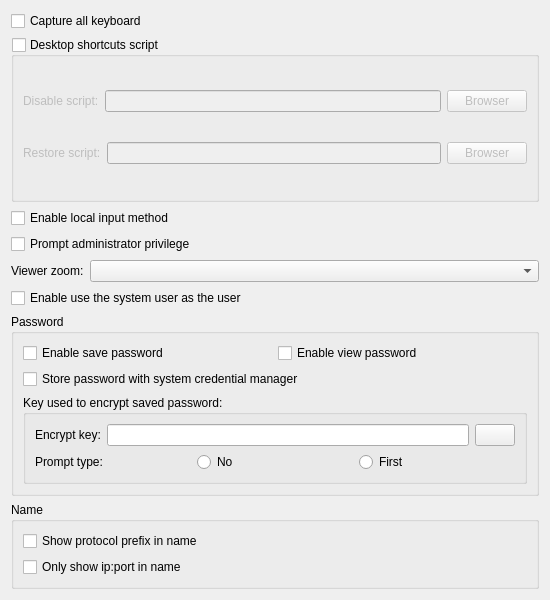
KangLin/RabbitRemoteControl, file Src/ParameterCompone/ParameterPluginUI.ui: the form before one commit.
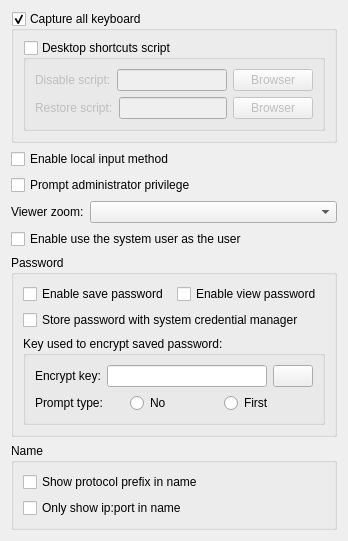
The form after the commit. Icons and pictures are not drawn.

Commit message: Plugin: modify parameter ui to remove sizepolicy

```diff
--- a/Src/ParameterCompone/ParameterPluginUI.ui
+++ b/Src/ParameterCompone/ParameterPluginUI.ui
@@ -2,179 +2,38 @@
 <ui version="4.0">
  <class>CParameterPluginUI</class>
  <widget class="QWidget" name="CParameterPluginUI">
-  <property name="geometry">
-   <rect>
-    <x>0</x>
-    <y>0</y>
-    <width>550</width>
-    <height>600</height>
-   </rect>
+  <property name="sizePolicy">
+   <sizepolicy hsizetype="Preferred" vsizetype="Expanding">
+    <horstretch>0</horstretch>
+    <verstretch>0</verstretch>
+   </sizepolicy>
   </property>
   <property name="windowTitle">
    <string>Plugin</string>
   </property>
   <layout class="QGridLayout" name="gridLayout">
+   <item row="1" column="0">
+    <widget class="QCheckBox" name="cbEnableLocalInputMethod">
+     <property name="text">
+      <string>Enable local input method</string>
+     </property>
+    </widget>
+   </item>
    <item row="4" column="0">
-    <layout class="QHBoxLayout" name="horizontalLayout">
-     <item>
-      <widget class="QLabel" name="label">
-       <property name="sizePolicy">
-        <sizepolicy hsizetype="Preferred" vsizetype="Preferred">
-         <horstretch>0</horstretch>
-         <verstretch>0</verstretch>
-        </sizepolicy>
-       </property>
-       <property name="text">
-        <string>Viewer zoom:</string>
-       </property>
-      </widget>
-     </item>
-     <item>
-      <widget class="QComboBox" name="cbViewZoom">
-       <property name="sizePolicy">
-        <sizepolicy hsizetype="Expanding" vsizetype="Fixed">
-         <horstretch>0</horstretch>
-         <verstretch>0</verstretch>
-        </sizepolicy>
-       </property>
-      </widget>
-     </item>
-    </layout>
-   </item>
-   <item row="5" column="0">
     <widget class="QCheckBox" name="cbEnableUserName">
      <property name="text">
       <string>Enable use the system user as the user</string>
      </property>
     </widget>
    </item>
-   <item row="0" column="0">
-    <widget class="QCheckBox" name="cbCaptureAllKeyboard">
-     <property name="text">
-      <string>Capture all keyboard</string>
-     </property>
-    </widget>
-   </item>
-   <item row="8" column="0">
-    <widget class="QGroupBox" name="groupBox_2">
-     <property name="sizePolicy">
-      <sizepolicy hsizetype="Preferred" vsizetype="Fixed">
-       <horstretch>0</horstretch>
-       <verstretch>0</verstretch>
-      </sizepolicy>
-     </property>
-     <property name="title">
-      <string>Name</string>
-     </property>
-     <layout class="QGridLayout" name="gridLayout_4">
-      <item row="0" column="0">
-       <widget class="QCheckBox" name="cbShowPrefix">
-        <property name="text">
-         <string>Show protocol prefix in name</string>
-        </property>
-       </widget>
-      </item>
-      <item row="1" column="0">
-       <widget class="QCheckBox" name="cbShowIPPort">
-        <property name="text">
-         <string>Only show ip:port in name</string>
-        </property>
-       </widget>
-      </item>
-     </layout>
-    </widget>
-   </item>
-   <item row="2" column="0">
-    <widget class="QCheckBox" name="cbEnableLocalInputMethod">
-     <property name="text">
-      <string>Enable local input method</string>
-     </property>
-    </widget>
-   </item>
-   <item row="1" column="0">
-    <widget class="QGroupBox" name="gpDesktopShortcutsSctipt">
-     <property name="title">
-      <string>Desktop shortcuts script</string>
-     </property>
-     <property name="checkable">
-      <bool>true</bool>
-     </property>
-     <property name="checked">
-      <bool>false</bool>
-     </property>
-     <layout class="QGridLayout" name="gridLayout_5">
-      <item row="0" column="0">
-       <layout class="QHBoxLayout" name="horizontalLayout_4">
-        <item>
-         <widget class="QLabel" name="label_4">
-          <property name="text">
-           <string>Disable script:</string>
-          </property>
-         </widget>
-        </item>
-        <item>
-         <widget class="QLineEdit" name="leDesktopShortcutsDisableScript"/>
-        </item>
-        <item>
-         <widget class="QPushButton" name="pbDesktopShortcutsDisable">
-          <property name="text">
-           <string>Browser</string>
-          </property>
-         </widget>
-        </item>
-       </layout>
-      </item>
-      <item row="1" column="0">
-       <layout class="QHBoxLayout" name="horizontalLayout_6">
-        <item>
-         <widget class="QLabel" name="label_5">
-          <property name="text">
-           <string>Restore script:</string>
-          </property>
-         </widget>
-        </item>
-        <item>
-         <widget class="QLineEdit" name="leDesktopShortcutsRestoreScript"/>
-        </item>
-        <item>
-         <widget class="QPushButton" name="pbDesktopShortcutsRestore">
-          <property name="text">
-           <string>Browser</string>
-          </property>
-         </widget>
-        </item>
-       </layout>
-      </item>
-     </layout>
-    </widget>
-   </item>
-   <item row="3" column="0">
-    <widget class="QCheckBox" name="cbPromptAdminPrivilege">
-     <property name="text">
-      <string>Prompt administrator privilege</string>
-     </property>
-    </widget>
-   </item>
-   <item row="6" column="0">
+   <item row="5" column="0">
     <widget class="QGroupBox" name="groupBox">
-     <property name="sizePolicy">
-      <sizepolicy hsizetype="Preferred" vsizetype="Preferred">
-       <horstretch>0</horstretch>
-       <verstretch>0</verstretch>
-      </sizepolicy>
-     </property>
      <property name="title">
       <string>Password</string>
      </property>
      <layout class="QGridLayout" name="gridLayout_3">
       <item row="2" column="0">
        <widget class="QGroupBox" name="gpEncryptKey">
-        <property name="sizePolicy">
-         <sizepolicy hsizetype="Preferred" vsizetype="Preferred">
-          <horstretch>0</horstretch>
-          <verstretch>0</verstretch>
-         </sizepolicy>
-        </property>
         <property name="title">
          <string>Key used to encrypt saved password:</string>
         </property>
@@ -183,12 +42,6 @@
           <layout class="QHBoxLayout" name="horizontalLayout_3">
            <item>
             <widget class="QLabel" name="label_2">
-             <property name="sizePolicy">
-              <sizepolicy hsizetype="Preferred" vsizetype="Preferred">
-               <horstretch>0</horstretch>
-               <verstretch>0</verstretch>
-              </sizepolicy>
-             </property>
              <property name="text">
               <string>Encrypt key:</string>
              </property>
@@ -220,12 +73,6 @@
           <layout class="QHBoxLayout" name="horizontalLayout_2">
            <item>
             <widget class="QLabel" name="label_3">
-             <property name="sizePolicy">
-              <sizepolicy hsizetype="Preferred" vsizetype="Preferred">
-               <horstretch>0</horstretch>
-               <verstretch>0</verstretch>
-              </sizepolicy>
-             </property>
              <property name="text">
               <string>Prompt type:</string>
              </property>
@@ -233,12 +80,6 @@
            </item>
            <item>
             <widget class="QRadioButton" name="rbPromptNo">
-             <property name="sizePolicy">
-              <sizepolicy hsizetype="Preferred" vsizetype="Preferred">
-               <horstretch>0</horstretch>
-               <verstretch>0</verstretch>
-              </sizepolicy>
-             </property>
              <property name="text">
               <string>No</string>
              </property>
@@ -246,12 +87,6 @@
            </item>
            <item>
             <widget class="QRadioButton" name="rbPromptFirst">
-             <property name="sizePolicy">
-              <sizepolicy hsizetype="Preferred" vsizetype="Fixed">
-               <horstretch>0</horstretch>
-               <verstretch>0</verstretch>
-              </sizepolicy>
-             </property>
              <property name="text">
               <string>First</string>
              </property>
@@ -290,6 +125,132 @@
      </layout>
     </widget>
    </item>
+   <item row="7" column="0">
+    <widget class="QGroupBox" name="groupBox_2">
+     <property name="sizePolicy">
+      <sizepolicy hsizetype="Preferred" vsizetype="Fixed">
+       <horstretch>0</horstretch>
+       <verstretch>0</verstretch>
+      </sizepolicy>
+     </property>
+     <property name="title">
+      <string>Name</string>
+     </property>
+     <layout class="QGridLayout" name="gridLayout_4">
+      <item row="0" column="0">
+       <widget class="QCheckBox" name="cbShowPrefix">
+        <property name="text">
+         <string>Show protocol prefix in name</string>
+        </property>
+       </widget>
+      </item>
+      <item row="1" column="0">
+       <widget class="QCheckBox" name="cbShowIPPort">
+        <property name="text">
+         <string>Only show ip:port in name</string>
+        </property>
+       </widget>
+      </item>
+     </layout>
+    </widget>
+   </item>
+   <item row="3" column="0">
+    <layout class="QHBoxLayout" name="horizontalLayout">
+     <item>
+      <widget class="QLabel" name="label">
+       <property name="text">
+        <string>Viewer zoom:</string>
+       </property>
+      </widget>
+     </item>
+     <item>
+      <widget class="QComboBox" name="cbViewZoom">
+       <property name="sizePolicy">
+        <sizepolicy hsizetype="Expanding" vsizetype="Fixed">
+         <horstretch>0</horstretch>
+         <verstretch>0</verstretch>
+        </sizepolicy>
+       </property>
+      </widget>
+     </item>
+    </layout>
+   </item>
+   <item row="0" column="0">
+    <widget class="QGroupBox" name="gbCaptureAllKeyboard">
+     <property name="title">
+      <string>Capture all keyboard</string>
+     </property>
+     <property name="checkable">
+      <bool>true</bool>
+     </property>
+     <layout class="QGridLayout" name="gridLayout_6">
+      <item row="0" column="0">
+       <widget class="QGroupBox" name="gpDesktopShortcutsSctipt">
+        <property name="title">
+         <string>Desktop shortcuts script</string>
+        </property>
+        <property name="checkable">
+         <bool>true</bool>
+        </property>
+        <property name="checked">
+         <bool>false</bool>
+        </property>
+        <layout class="QGridLayout" name="gridLayout_5">
+         <item row="0" column="0">
+          <layout class="QHBoxLayout" name="horizontalLayout_4">
+           <item>
+            <widget class="QLabel" name="label_4">
+             <property name="text">
+              <string>Disable script:</string>
+             </property>
+            </widget>
+           </item>
+           <item>
+            <widget class="QLineEdit" name="leDesktopShortcutsDisableScript"/>
+           </item>
+           <item>
+            <widget class="QPushButton" name="pbDesktopShortcutsDisable">
+             <property name="text">
+              <string>Browser</string>
+             </property>
+            </widget>
+           </item>
+          </layout>
+         </item>
+         <item row="1" column="0">
+          <layout class="QHBoxLayout" name="horizontalLayout_6">
+           <item>
+            <widget class="QLabel" name="label_5">
+             <property name="text">
+              <string>Restore script:</string>
+             </property>
+            </widget>
+           </item>
+           <item>
+            <widget class="QLineEdit" name="leDesktopShortcutsRestoreScript"/>
+           </item>
+           <item>
+            <widget class="QPushButton" name="pbDesktopShortcutsRestore">
+             <property name="text">
+              <string>Browser</string>
+             </property>
+            </widget>
+           </item>
+          </layout>
+         </item>
+        </layout>
+       </widget>
+      </item>
+     </layout>
+    </widget>
+   </item>
+   <item row="2" column="0">
+    <widget class="QCheckBox" name="cbPromptAdminPrivilege">
+     <property name="text">
+      <string>Prompt administrator privilege</string>
+     </property>
+    </widget>
+   </item>
   </layout>
  </widget>
  <tabstops>
```
Left out of the diff: 36 changed lines with no effect on the pictures. The commit also changes 5 other files.
